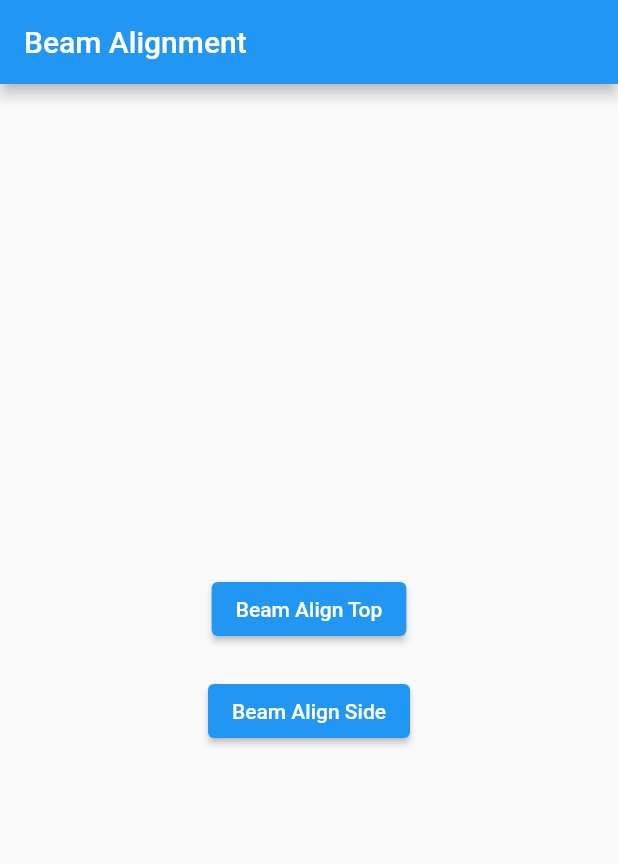
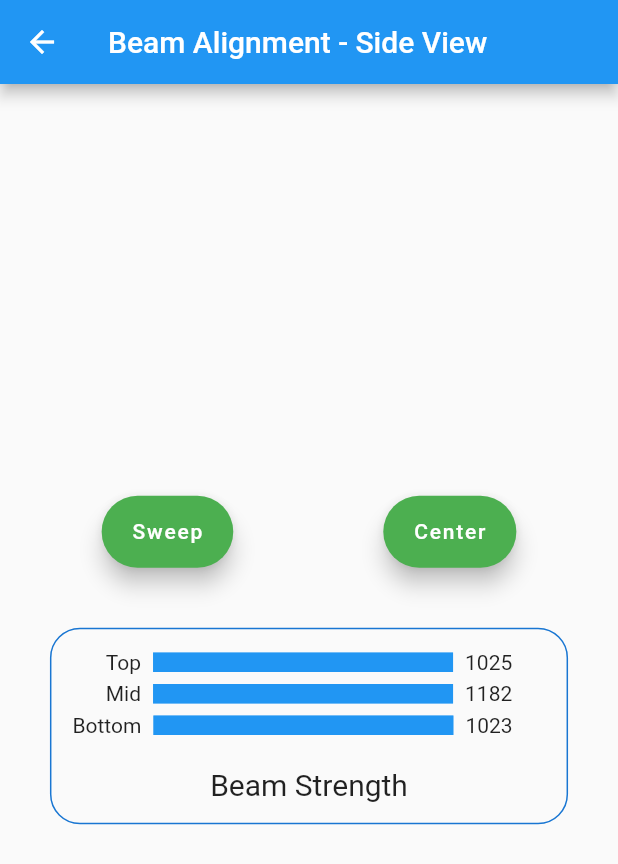
Before and after one commit to JosephLattisaw/beam_alignment, a Flutter app: the screen it shows after launch, after a tap on "Beam Align Side", on a phone screen of 412 x 824 dp. Shown: the top 864 px of the screen. Run offline on Flutter 3.47's test engine with Material 2 defaults, Android fonts, the phone set to English and light mode, and no system bars; our stand-ins replace flutter_hooks.

Commit message:
created beam alignment side view

```diff
--- /dev/null
+++ b/lib/screens/beam_alignment/beam_align_side_view_screen.dart
@@ -0,0 +1,126 @@
+import 'package:flutter/material.dart';
+import 'package:flutter_hooks/flutter_hooks.dart';
+import 'dart:async';
+
+class BeamAlignSideViewScreen extends HookWidget {
+  BeamAlignSideViewScreen({Key key}) : super(key: key);
+
+  static const String title = "Beam Alignment - Side View";
+
+  @override
+  Widget build(BuildContext context) {
+    return Scaffold(
+      appBar: AppBar(
+        title: Text(title),
+      ),
+      body: Center(
+        child: Column(
+          mainAxisAlignment: MainAxisAlignment.center,
+          children: [
+            Row(
+              mainAxisAlignment: MainAxisAlignment.center,
+              children: [
+                FloatingActionButton.extended(
+                  onPressed: () {},
+                  label: Text("Sweep"),
+                  backgroundColor: Colors.green,
+                ),
+                SizedBox(
+                  width: 100.0,
+                ),
+                FloatingActionButton.extended(
+                  onPressed: () {},
+                  label: Text("Center"),
+                  backgroundColor: Colors.green,
+                ),
+              ],
+            ),
+            SizedBox(
+              height: 40.0,
+            ),
+            Container(
+              decoration: BoxDecoration(
+                border: Border.all(
+                  color: Colors.blue.shade700,
+                ),
+                borderRadius: BorderRadius.circular(20.0),
+              ),
+              child: Padding(
+                padding: const EdgeInsets.all(14.0),
+                child: Column(
+                  children: [
+                    Row(
+                      mainAxisAlignment: MainAxisAlignment.center,
+                      mainAxisSize: MainAxisSize.min,
+                      children: [
+                        Text("Top"),
+                        SizedBox(width: 8.0),
+                        SizedBox(
+                          width: 200.0,
+                          height: 13.0,
+                          child: LinearProgressIndicator(
+                            value: 1,
+                          ),
+                        ),
+                        SizedBox(width: 8.0),
+                        Text("1025"),
+                      ],
+                    ),
+                    SizedBox(
+                      height: 5.0,
+                    ),
+                    Row(
+                      mainAxisAlignment: MainAxisAlignment.center,
+                      mainAxisSize: MainAxisSize.min,
+                      children: [
+                        Text("Mid"),
+                        SizedBox(width: 8.0),
+                        SizedBox(
+                          width: 200.0,
+                          height: 13.0,
+                          child: LinearProgressIndicator(
+                            value: 1,
+                          ),
+                        ),
+                        SizedBox(width: 8.0),
+                        Text("1182"),
+                      ],
+                    ),
+                    SizedBox(
+                      height: 5.0,
+                    ),
+                    Row(
+                      mainAxisAlignment: MainAxisAlignment.center,
+                      mainAxisSize: MainAxisSize.min,
+                      children: [
+                        Text("Bottom"),
+                        SizedBox(width: 8.0),
+                        SizedBox(
+                          width: 200.0,
+                          height: 13.0,
+                          child: LinearProgressIndicator(
+                            value: 1,
+                          ),
+                        ),
+                        SizedBox(width: 8.0),
+                        Text("1023"),
+                        SizedBox(width: 22.0),
+                      ],
+                    ),
+                    SizedBox(
+                      height: 20.0,
+                    ),
+                    Text(
+                      "Beam Strength",
+                      style: TextStyle(fontSize: 20),
+                    ),
+                  ],
+                ),
+              ),
+            ),
+          ],
+        ),
+      ),
+    );
+  }
+}
--- a/lib/screens/beam_align_top_screen.dart
+++ b/lib/screens/beam_alignment/beam_align_top_view_screen.dart
@@ -1,8 +1,8 @@
 import 'package:flutter/material.dart';
 import 'package:flutter_hooks/flutter_hooks.dart';
 
-class BeamAlignTopScreen extends HookWidget {
-  BeamAlignTopScreen({Key key}) : super(key: key);
+class BeamAlignTopViewScreen extends HookWidget {
+  BeamAlignTopViewScreen({Key key}) : super(key: key);
 
   static const String title = "Beam Alignment - Top View";
 
--- a/lib/screens/home_screen.dart
+++ b/lib/screens/home_screen.dart
@@ -1,7 +1,8 @@
+import 'package:beam_alignment/screens/beam_alignment/beam_align_side_view_screen.dart';
 import 'package:flutter/material.dart';
 import 'package:flutter_hooks/flutter_hooks.dart';
 import 'package:beam_alignment/common/router_utility.dart';
-import 'package:beam_alignment/screens/beam_align_top_screen.dart';
+import 'package:beam_alignment/screens/beam_alignment/beam_align_top_view_screen.dart';
 
 class HomeScreen extends HookWidget {
   HomeScreen({Key key, this.title}) : super(key: key);
@@ -19,15 +20,16 @@ class HomeScreen extends HookWidget {
           mainAxisAlignment: MainAxisAlignment.center,
           children: [
             ElevatedButton(
-              onPressed: () =>
-                  RouterUtility.routerUtility(context, BeamAlignTopScreen()),
+              onPressed: () => RouterUtility.routerUtility(
+                  context, BeamAlignTopViewScreen()),
               child: Text("Beam Align Top"),
             ),
             SizedBox(
               height: 20.0,
             ),
             ElevatedButton(
-              onPressed: () {},
+              onPressed: () => RouterUtility.routerUtility(
+                  context, BeamAlignSideViewScreen()),
               child: Text("Beam Align Side"),
             ),
           ],
```
